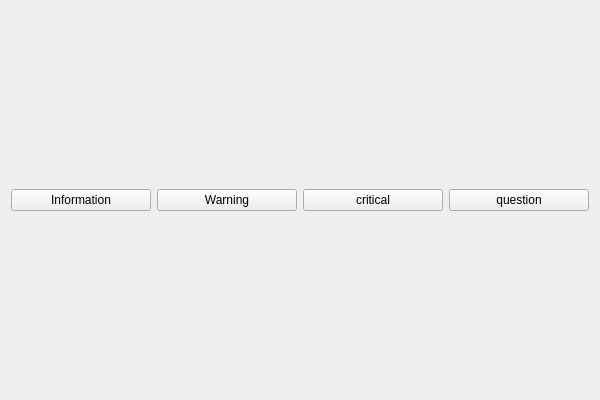
Before: the Qt Designer form src/Examples/MessageBoxExample/MessageBoxExample.ui in lilongww/QCustomUI, drawn with Qt 5.
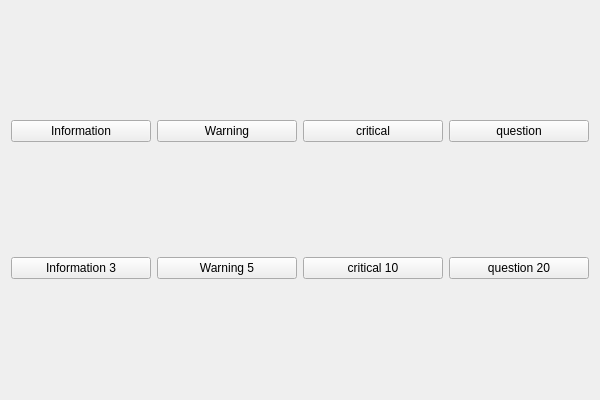
After: the same form once the commit is applied.

Commit message: QCtmMessageBox新增倒计时自动关闭功能

Diff of the .ui file:
```diff
--- a/src/Examples/MessageBoxExample/MessageBoxExample.ui
+++ b/src/Examples/MessageBoxExample/MessageBoxExample.ui
@@ -13,35 +13,63 @@
   <property name="windowTitle">
    <string>MessageBoxExample</string>
   </property>
-  <layout class="QHBoxLayout" name="horizontalLayout">
-   <item>
+  <layout class="QGridLayout" name="gridLayout">
+   <item row="0" column="0">
     <widget class="QPushButton" name="infoBtn">
      <property name="text">
       <string>Information</string>
      </property>
     </widget>
    </item>
-   <item>
+   <item row="0" column="1">
     <widget class="QPushButton" name="warningBtn">
      <property name="text">
       <string>Warning</string>
      </property>
     </widget>
    </item>
-   <item>
-    <widget class="QPushButton" name="criticalBtn">
-     <property name="text">
-      <string>critical</string>
-     </property>
-    </widget>
-   </item>
-   <item>
+   <item row="0" column="3">
     <widget class="QPushButton" name="questionBtn">
      <property name="text">
       <string>question</string>
      </property>
     </widget>
    </item>
+   <item row="0" column="2">
+    <widget class="QPushButton" name="criticalBtn">
+     <property name="text">
+      <string>critical</string>
+     </property>
+    </widget>
+   </item>
+   <item row="1" column="0">
+    <widget class="QPushButton" name="infoBtn_2">
+     <property name="text">
+      <string>Information 3</string>
+     </property>
+    </widget>
+   </item>
+   <item row="1" column="1">
+    <widget class="QPushButton" name="warningBtn_2">
+     <property name="text">
+      <string>Warning 5</string>
+     </property>
+    </widget>
+   </item>
+   <item row="1" column="2">
+    <widget class="QPushButton" name="criticalBtn_2">
+     <property name="text">
+      <string>critical 10</string>
+     </property>
+    </widget>
+   </item>
+   <item row="1" column="3">
+    <widget class="QPushButton" name="questionBtn_2">
+     <property name="text">
+      <string>question 20</string>
+     </property>
+    </widget>
+   </item>
   </layout>
  </widget>
  <layoutdefault spacing="6" margin="11"/>
```
The commit also changes 4 other files.
